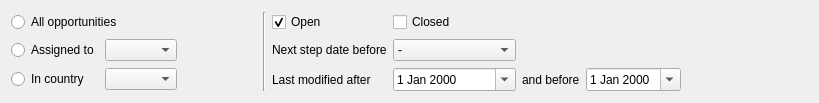
Above: client/src/pages/opportunityfilterwidget.ui from KDAB/FatCRM before the change. Below: the same form after it.
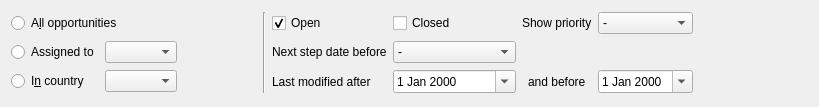
That is the form after the change. Custom widgets are drawn as their Qt base class.

Commit message:
Add priority combobox
Opportunities can now be filtered by priority.
Task-id: FATCRM-172

The edit to the form file:
```diff
--- a/client/src/pages/opportunityfilterwidget.ui
+++ b/client/src/pages/opportunityfilterwidget.ui
@@ -7,7 +7,7 @@
     <x>0</x>
     <y>0</y>
     <width>819</width>
-    <height>103</height>
+    <height>107</height>
    </rect>
   </property>
   <property name="windowTitle">
@@ -78,11 +78,11 @@
    <item row="2" column="0">
     <widget class="QRadioButton" name="rbCountry">
      <property name="text">
-      <string>In country</string>
+      <string>I&amp;n country</string>
      </property>
     </widget>
    </item>
-   <item row="2" column="8">
+   <item row="2" column="9">
     <spacer name="horizontalSpacer_2">
      <property name="orientation">
       <enum>Qt::Horizontal</enum>
@@ -125,7 +125,7 @@
      </property>
     </spacer>
    </item>
-   <item row="2" column="7">
+   <item row="2" column="8">
     <widget class="QDateEditEx" name="modifiedBefore">
      <property name="calendarPopup">
       <bool>true</bool>
@@ -135,7 +135,7 @@
    <item row="0" column="0" colspan="2">
     <widget class="QRadioButton" name="rbAll">
      <property name="text">
-      <string>All opportunities</string>
+      <string>A&amp;ll opportunities</string>
      </property>
     </widget>
    </item>
@@ -156,13 +156,49 @@
      </property>
     </widget>
    </item>
-   <item row="2" column="6">
+   <item row="2" column="7" alignment="Qt::AlignHCenter">
     <widget class="QLabel" name="label_3">
      <property name="text">
       <string>and before</string>
      </property>
     </widget>
    </item>
+   <item row="0" column="8">
+    <widget class="QComboBox" name="cbPriority">
+     <item>
+      <property name="text">
+       <string>-</string>
+      </property>
+     </item>
+     <item>
+      <property name="text">
+       <string>A</string>
+      </property>
+     </item>
+     <item>
+      <property name="text">
+       <string>B</string>
+      </property>
+     </item>
+     <item>
+      <property name="text">
+       <string>C</string>
+      </property>
+     </item>
+     <item>
+      <property name="text">
+       <string>Not set</string>
+      </property>
+     </item>
+    </widget>
+   </item>
+   <item row="0" column="7">
+    <widget class="QLabel" name="label_4">
+     <property name="text">
+      <string>Show priority</string>
+     </property>
+    </widget>
+   </item>
   </layout>
  </widget>
  <customwidgets>
```
Left out of the diff: 6 changed lines with no effect on the pictures. The commit also changes 5 other files.
